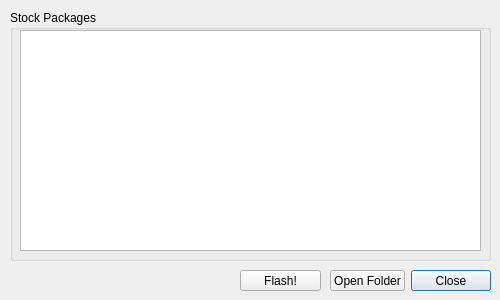
This is AndroidMultiTool/dialogstock.ui in lexpaval/LxMultiTool as Qt 5 draws it before an edit. The edited form follows.
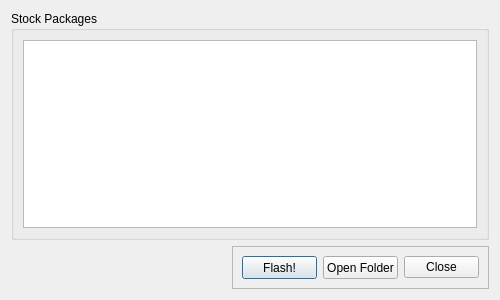
This is the edited form. Icons and pictures are not drawn.

Commit message:
[all] Use layouts
Better UI cohesion and all menus with tables can now be resized.

```diff
--- a/AndroidMultiTool/dialogstock.ui
+++ b/AndroidMultiTool/dialogstock.ui
@@ -18,50 +18,22 @@
   </property>
   <property name="maximumSize">
    <size>
-    <width>500</width>
-    <height>300</height>
+    <width>800</width>
+    <height>600</height>
    </size>
   </property>
   <property name="windowTitle">
    <string>Stock Menu</string>
   </property>
-  <widget class="QDialogButtonBox" name="buttonBox">
-   <property name="geometry">
-    <rect>
-     <x>410</x>
-     <y>270</y>
-     <width>81</width>
-     <height>21</height>
-    </rect>
-   </property>
-   <property name="orientation">
-    <enum>Qt::Horizontal</enum>
-   </property>
-   <property name="standardButtons">
-    <set>QDialogButtonBox::Close</set>
-   </property>
-  </widget>
+  <layout class="QGridLayout" name="gridLayout_2">
+   <item row="0" column="0" colspan="2">
   <widget class="QGroupBox" name="groupBox">
-   <property name="geometry">
-    <rect>
-     <x>10</x>
-     <y>10</y>
-     <width>481</width>
-     <height>251</height>
-    </rect>
-   </property>
    <property name="title">
     <string>Stock Packages</string>
    </property>
+     <layout class="QGridLayout" name="gridLayout">
+      <item row="0" column="0">
    <widget class="QTableWidget" name="tableWidget">
-    <property name="geometry">
-     <rect>
-      <x>10</x>
-      <y>20</y>
-      <width>461</width>
-      <height>221</height>
-     </rect>
-    </property>
     <property name="editTriggers">
      <set>QAbstractItemView::NoEditTriggers</set>
     </property>
@@ -78,31 +50,57 @@
      <bool>false</bool>
     </attribute>
    </widget>
-  </widget>
-  <widget class="QPushButton" name="exploreButton">
-   <property name="geometry">
-    <rect>
-     <x>330</x>
-     <y>270</y>
-     <width>75</width>
-     <height>21</height>
-    </rect>
-   </property>
-   <property name="toolTip">
-    <string>&lt;html&gt;&lt;head/&gt;&lt;body&gt;&lt;p&gt;Open containing folder of the selected package.&lt;/p&gt;&lt;/body&gt;&lt;/html&gt;</string>
-   </property>
-   <property name="text">
-    <string>Open Folder</string>
-   </property>
-  </widget>
+      </item>
+     </layout>
+    </widget>
+   </item>
+   <item row="1" column="0">
+    <spacer name="horizontalSpacer">
+     <property name="orientation">
+      <enum>Qt::Horizontal</enum>
+     </property>
+     <property name="sizeHint" stdset="0">
+      <size>
+       <width>216</width>
+       <height>20</height>
+      </size>
+     </property>
+    </spacer>
+   </item>
+   <item row="1" column="1">
+    <widget class="QFrame" name="frame">
+     <property name="minimumSize">
+      <size>
+       <width>257</width>
+       <height>43</height>
+      </size>
+     </property>
+     <property name="maximumSize">
+      <size>
+       <width>257</width>
+       <height>43</height>
+      </size>
+     </property>
+     <property name="frameShape">
+      <enum>QFrame::StyledPanel</enum>
+     </property>
+     <property name="frameShadow">
+      <enum>QFrame::Raised</enum>
+     </property>
+     <layout class="QHBoxLayout" name="horizontalLayout">
+      <item>
   <widget class="QPushButton" name="flashButton">
-   <property name="geometry">
-    <rect>
-     <x>240</x>
-     <y>270</y>
-     <width>81</width>
-     <height>21</height>
-    </rect>
+        <property name="minimumSize">
+         <size>
+          <width>75</width>
+          <height>23</height>
+         </size>
+        </property>
+        <property name="maximumSize">
+         <size>
+          <width>75</width>
+          <height>23</height>
+         </size>
    </property>
    <property name="toolTip">
     <string>&lt;html&gt;&lt;head/&gt;&lt;body&gt;&lt;p&gt;Flash the whole stock image! It may take a while and the device will reboot to bootloader multiple times!&lt;/p&gt;&lt;/body&gt;&lt;/html&gt;</string>
@@ -115,6 +113,55 @@
      <normaloff>:/Icons/stock.png</normaloff>:/Icons/stock.png</iconset>
    </property>
   </widget>
+      </item>
+      <item>
+       <widget class="QPushButton" name="exploreButton">
+        <property name="minimumSize">
+         <size>
+          <width>75</width>
+          <height>23</height>
+         </size>
+        </property>
+        <property name="maximumSize">
+         <size>
+          <width>75</width>
+          <height>23</height>
+         </size>
+        </property>
+        <property name="toolTip">
+         <string>&lt;html&gt;&lt;head/&gt;&lt;body&gt;&lt;p&gt;Open containing folder of the selected package.&lt;/p&gt;&lt;/body&gt;&lt;/html&gt;</string>
+        </property>
+        <property name="text">
+         <string>Open Folder</string>
+        </property>
+       </widget>
+      </item>
+      <item>
+       <widget class="QDialogButtonBox" name="buttonBox">
+        <property name="minimumSize">
+         <size>
+          <width>75</width>
+          <height>23</height>
+         </size>
+        </property>
+        <property name="maximumSize">
+         <size>
+          <width>75</width>
+          <height>23</height>
+         </size>
+        </property>
+        <property name="orientation">
+         <enum>Qt::Horizontal</enum>
+        </property>
+        <property name="standardButtons">
+         <set>QDialogButtonBox::Close</set>
+        </property>
+       </widget>
+      </item>
+     </layout>
+    </widget>
+   </item>
+  </layout>
  </widget>
  <resources>
   <include location="icons.qrc"/>
```
Lines whose indentation alone changed are shown as unchanged. The commit also changes 8 other files.
